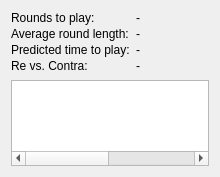
lbproductions/psnewmodel, file src/ui/game/gamestatswidget.ui: the form before one commit.
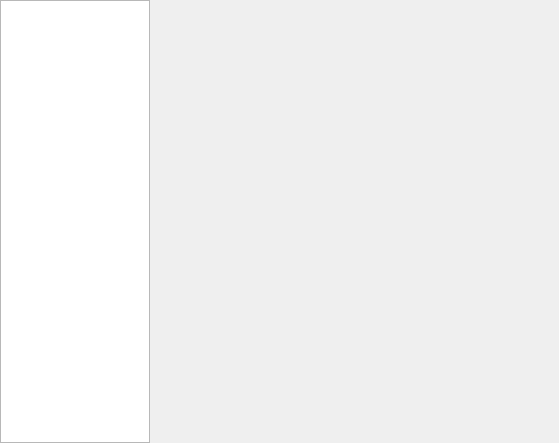
The form after the commit. Custom widgets are drawn as their Qt base class.

The edit to the form file:
```diff
--- a/src/ui/game/gamestatswidget.ui
+++ b/src/ui/game/gamestatswidget.ui
@@ -6,160 +6,52 @@
    <rect>
     <x>0</x>
     <y>0</y>
-    <width>220</width>
-    <height>177</height>
+    <width>559</width>
+    <height>443</height>
    </rect>
   </property>
   <property name="windowTitle">
    <string>Form</string>
   </property>
-  <layout class="QFormLayout" name="formLayout">
-   <property name="fieldGrowthPolicy">
-    <enum>QFormLayout::FieldsStayAtSizeHint</enum>
+  <layout class="QHBoxLayout" name="horizontalLayout">
+   <property name="spacing">
+    <number>0</number>
    </property>
-   <property name="horizontalSpacing">
-    <number>-1</number>
+   <property name="leftMargin">
+    <number>0</number>
    </property>
-   <property name="verticalSpacing">
-    <number>2</number>
+   <property name="topMargin">
+    <number>0</number>
    </property>
-   <item row="0" column="0">
-    <widget class="ClickableLabel" name="labelRoundsToPlayLabel">
-     <property name="text">
-      <string>Rounds to play:</string>
+   <property name="rightMargin">
+    <number>0</number>
+   </property>
+   <property name="bottomMargin">
+    <number>0</number>
+   </property>
+   <item>
+    <widget class="QTreeWidget" name="treeWidget">
+     <property name="maximumSize">
+      <size>
+       <width>150</width>
+       <height>16777215</height>
+      </size>
      </property>
+     <attribute name="headerVisible">
+      <bool>false</bool>
+     </attribute>
+     <column>
+      <property name="text">
+       <string notr="true">1</string>
+      </property>
+     </column>
     </widget>
    </item>
-   <item row="0" column="1">
-    <widget class="ClickableLabel" name="labelRoundsToPlay">
-     <property name="text">
-      <string>-</string>
-     </property>
-     <property name="alignment">
-      <set>Qt::AlignCenter</set>
-     </property>
-    </widget>
-   </item>
-   <item row="1" column="0">
-    <widget class="ClickableLabel" name="labelAverageRoundLabel">
-     <property name="cursor">
-      <cursorShape>PointingHandCursor</cursorShape>
-     </property>
-     <property name="text">
-      <string>Average round length:</string>
-     </property>
-    </widget>
-   </item>
-   <item row="1" column="1">
-    <widget class="ClickableLabel" name="labelAverageRound">
-     <property name="cursor">
-      <cursorShape>PointingHandCursor</cursorShape>
-     </property>
-     <property name="text">
-      <string>-</string>
-     </property>
-     <property name="alignment">
-      <set>Qt::AlignCenter</set>
-     </property>
-    </widget>
-   </item>
-   <item row="2" column="0">
-    <widget class="ClickableLabel" name="labelPredictedTimeLabel">
-     <property name="cursor">
-      <cursorShape>PointingHandCursor</cursorShape>
-     </property>
-     <property name="toolTip">
-      <string>Click to show predicted end time</string>
-     </property>
-     <property name="text">
-      <string>Predicted time to play:</string>
-     </property>
-    </widget>
-   </item>
-   <item row="2" column="1">
-    <widget class="ClickableLabel" name="labelTimeToPlay">
-     <property name="cursor">
-      <cursorShape>PointingHandCursor</cursorShape>
-     </property>
-     <property name="text">
-      <string>-</string>
-     </property>
-     <property name="alignment">
-      <set>Qt::AlignCenter</set>
-     </property>
-    </widget>
-   </item>
-   <item row="3" column="0">
-    <widget class="QLabel" name="label_2">
-     <property name="text">
-      <string>Re vs. Contra:</string>
-     </property>
-    </widget>
-   </item>
-   <item row="3" column="1">
-    <widget class="QLabel" name="labelReContra">
-     <property name="text">
-      <string>-</string>
-     </property>
-     <property name="alignment">
-      <set>Qt::AlignCenter</set>
-     </property>
-    </widget>
-   </item>
-   <item row="4" column="0" colspan="2">
-    <layout class="QHBoxLayout" name="horizontalLayout">
-     <property name="spacing">
-      <number>0</number>
-     </property>
-     <property name="topMargin">
-      <number>5</number>
-     </property>
-     <item>
-      <widget class="GamesTogetherWidget" name="gamesTogetherWidget">
-       <property name="columnCount">
-        <number>4</number>
-       </property>
-       <attribute name="headerVisible">
-        <bool>false</bool>
-       </attribute>
-       <column>
-        <property name="text">
-         <string notr="true">1</string>
-        </property>
-       </column>
-       <column>
-        <property name="text">
-         <string notr="true">2</string>
-        </property>
-       </column>
-       <column>
-        <property name="text">
-         <string notr="true">3</string>
-        </property>
-       </column>
-       <column>
-        <property name="text">
-         <string notr="true">4</string>
-        </property>
-       </column>
-      </widget>
-     </item>
-    </layout>
+   <item>
+    <widget class="QStackedWidget" name="stackedWidget"/>
    </item>
   </layout>
  </widget>
- <customwidgets>
-  <customwidget>
-   <class>ClickableLabel</class>
-   <extends>QLabel</extends>
-   <header location="global">ui/widgets/clickablelabel.h</header>
-  </customwidget>
-  <customwidget>
-   <class>GamesTogetherWidget</class>
-   <extends>QTreeWidget</extends>
-   <header>ui/widgets/gamestogetherwidget.h</header>
-  </customwidget>
- </customwidgets>
  <resources/>
  <connections/>
 </ui>
```
